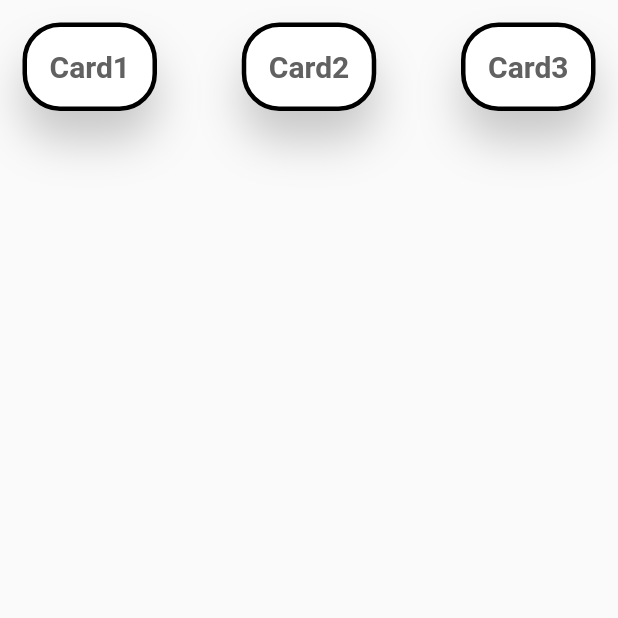
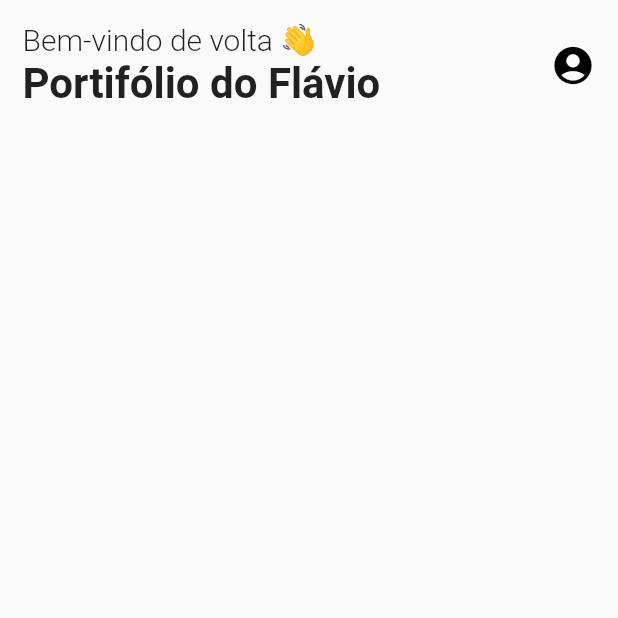
Before and after one commit to flavioms86/my_portifolio, a Flutter app: the screen it shows after launch, on a phone screen of 412 x 824 dp, the top half of it. Run offline on Flutter 3.47's test engine with Material 2 defaults, Android fonts, the light colour scheme and no system bars.

Commit message:
Top Header Criado

```diff
--- a/lib/pages/home/home_page.dart
+++ b/lib/pages/home/home_page.dart
@@ -11,14 +11,41 @@ class HomePage extends StatelessWidget {
         child: SizedBox(
           width: MediaQuery.of(context).size.width,
           height: MediaQuery.of(context).size.height,
-          child: Row(
-            crossAxisAlignment: CrossAxisAlignment.start,
-            mainAxisAlignment: MainAxisAlignment.spaceBetween,
-            children: const [
-              IntroCard(text: "Card1"),
-              IntroCard(text: "Card2"),
-              IntroCard(text: "Card3"),
-            ],
+          child: Padding(
+            padding: const EdgeInsets.all(15.0),
+            child: Column(
+              crossAxisAlignment: CrossAxisAlignment.start,
+              children: [
+                Row(
+                  crossAxisAlignment: CrossAxisAlignment.center,
+                  mainAxisAlignment: MainAxisAlignment.spaceBetween,
+                  children: [
+                    Column(
+                      crossAxisAlignment: CrossAxisAlignment.start,
+                      mainAxisAlignment: MainAxisAlignment.start,
+                      mainAxisSize: MainAxisSize.min,
+                      children: const [
+                        Text(
+                          "Bem-vindo de volta 👋",
+                          style: TextStyle(
+                              fontSize: 20, fontWeight: FontWeight.w300),
+                        ),
+                        Text(
+                          "Portifólio do Flávio",
+                          style: TextStyle(
+                              fontSize: 28, fontWeight: FontWeight.bold),
+                        )
+                      ],
+                    ),
+                    const Icon(
+                      Icons.account_circle,
+                      color: Colors.black,
+                      size: 30,
+                    ),
+                  ],
+                ),
+              ],
+            ),
           ),
         ),
       ),
```
